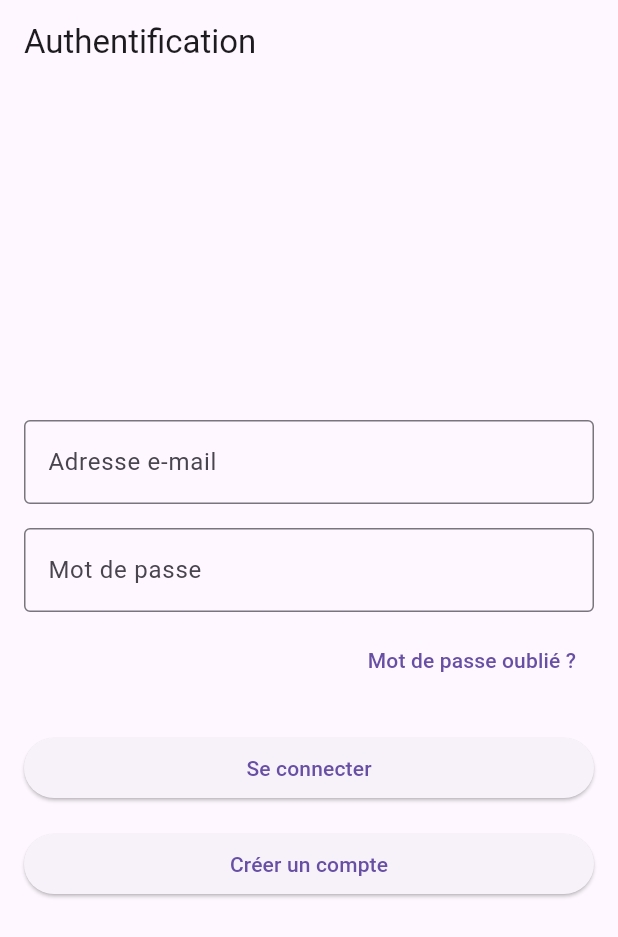
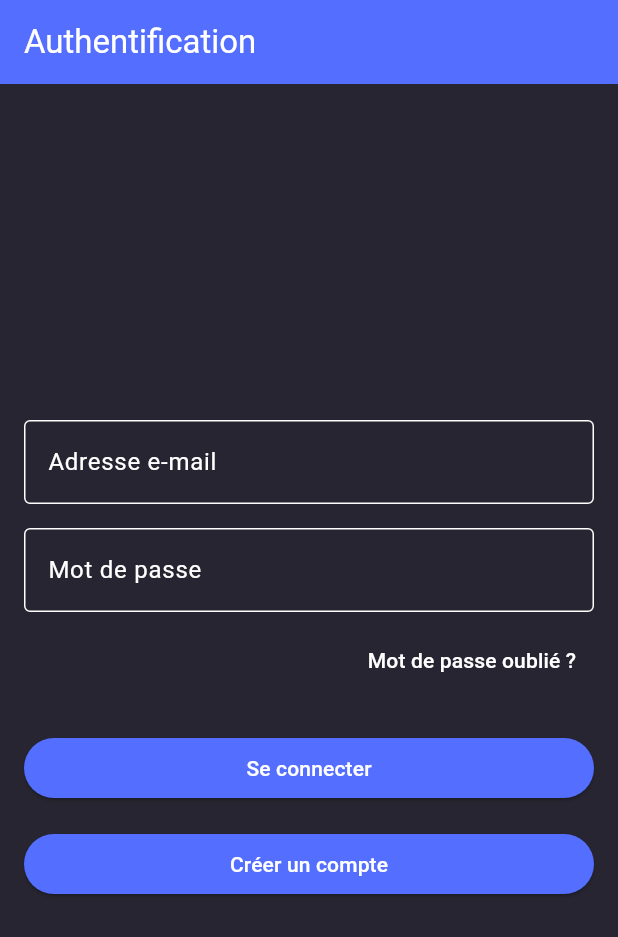
Before and after one commit to Fisa-Tech/The_blue_line, a Flutter app: the screen it shows after launch, on a phone screen of 412 x 824 dp. Shown: the top 937 px of the screen. Run offline on Flutter 3.47's test engine with Material 3 defaults, Android fonts, the light colour scheme and no system bars; our stand-ins replace shared_preferences.

Commit message:
feat(theme): ajout du theme provider et des styles de textes

```diff
--- a/lib/main.dart
+++ b/lib/main.dart
@@ -1,5 +1,6 @@
 import 'package:flutter/material.dart';
 import 'package:myapp/ForgotPasswordPage.dart';
+import 'package:myapp/theme/theme_provider.dart';
 import '/creer_compte.dart';
 import '/LoginPage.dart';
 import 'package:shared_preferences/shared_preferences.dart';
@@ -15,9 +16,7 @@ class MyApp extends StatelessWidget {
     return MaterialApp(
       debugShowCheckedModeBanner: false,
       title: 'Mon App Flutter',
-      theme: ThemeData(
-        primarySwatch: Colors.blue,
-      ),
+      theme: ThemeProvider.myTheme,
       home: HomePage(), // Page d'accueil
       routes: {
         '/register': (context) => RegistrationPage(), // Route vers la page de création de compte
--- /dev/null
+++ b/lib/theme/app_colors.dart
@@ -0,0 +1,12 @@
+import 'package:flutter/material.dart';
+
+class AppColors {
+  static const primary = Color(0xFF546EFF); // Couleur principale
+  static const dark = Color(0xFF262531); // Couleur secondaire
+  static const lightDark = Color(0xFF3B3945); // Couleur de fond
+  static const grey = Color(0xFF504F5A); // Couleur texte principal
+  static const lightGrey = Color(0xFF67666F); // Couleur texte secondaire
+  static const disabled = Color(0xFFACACAC);
+  static const danger = Color(0xFFEE5253);
+  static const textPrimary = Color(0xFFFFFFFF);
+}
--- /dev/null
+++ b/lib/theme/app_text_styles.dart
@@ -0,0 +1,34 @@
+import 'package:flutter/material.dart';
+import 'app_colors.dart';
+
+class AppTextStyles {
+  static const headline1 = TextStyle(
+    fontSize: 24.0,
+    fontWeight: FontWeight.w800,
+    color: AppColors.textPrimary,
+  );
+
+  static const headline2 = TextStyle(
+    fontSize: 20.0,
+    fontWeight: FontWeight.bold,
+    color: AppColors.textPrimary,
+  );
+
+  static const bodyText1 = TextStyle(
+    fontSize: 16.0,
+    fontWeight: FontWeight.normal,
+    color: AppColors.textPrimary,
+  );
+
+  static const bodyText2 = TextStyle(
+    fontSize: 14.0,
+    fontWeight: FontWeight.normal,
+    color: AppColors.textPrimary,
+  );
+
+  static const hintText = TextStyle(
+    fontSize: 14.0,
+    fontWeight: FontWeight.normal,
+    color: AppColors.disabled,
+  );
+}
--- /dev/null
+++ b/lib/theme/theme_provider.dart
@@ -0,0 +1,25 @@
+import 'package:flutter/material.dart';
+import 'package:myapp/theme/app_colors.dart';
+import 'package:myapp/theme/app_text_styles.dart';
+
+class ThemeProvider {
+  static final ThemeData myTheme = ThemeData(
+      primaryColor: AppColors.textPrimary,
+      scaffoldBackgroundColor: AppColors.dark,
+      colorScheme: const ColorScheme.dark(
+        primary: AppColors.textPrimary,
+        secondary: AppColors.disabled,
+        surface: AppColors.primary,
+        onPrimary: AppColors.textPrimary,
+        onSecondary: AppColors.textPrimary,
+        onSurface: AppColors.textPrimary,
+      ));
+
+  static const TextTheme myTextTheme = TextTheme(
+    titleLarge: AppTextStyles.headline1,
+    titleMedium: AppTextStyles.headline2,
+    bodyLarge: AppTextStyles.bodyText1,
+    bodyMedium: AppTextStyles.bodyText2,
+    bodySmall: AppTextStyles.hintText,
+  );
+}
```
